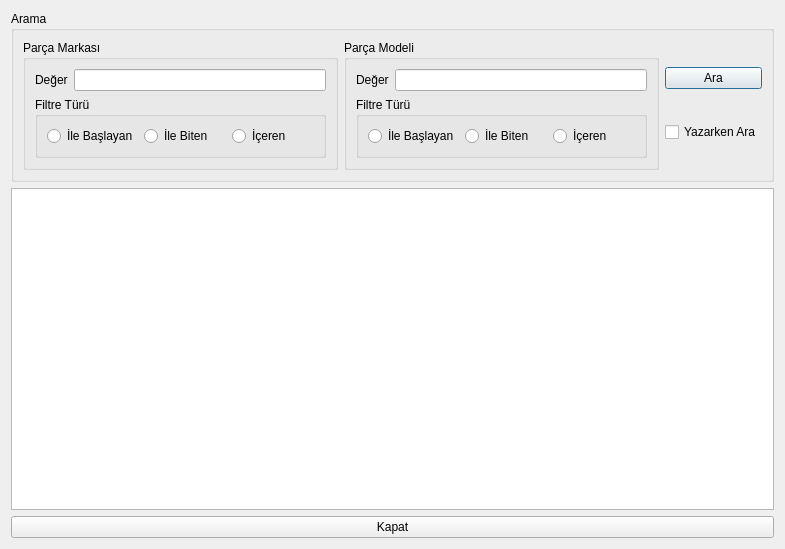
Before: the Qt Designer form Desktop/tekno_market2/TKN_Market/UI/ListeFormlari/tknmonitorliste.ui in asirkacar/okulprojesi, drawn with Qt 5.
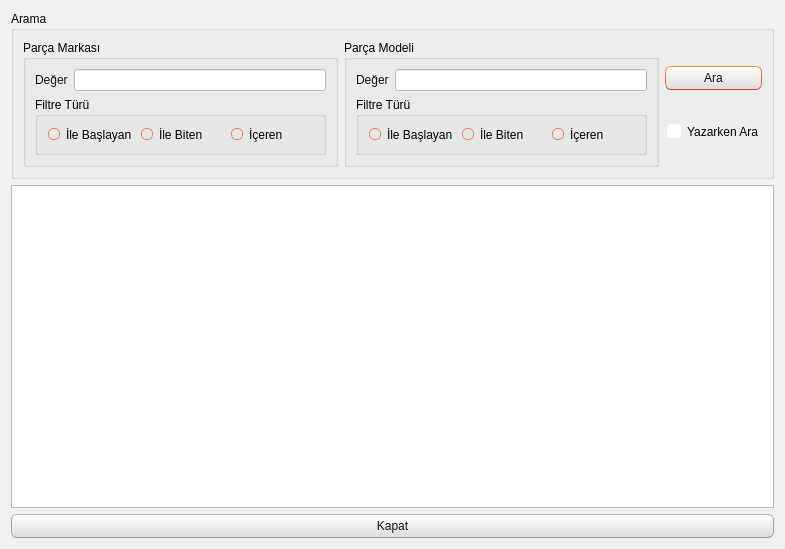
After: the same form once the commit is applied. Icons and pictures are not drawn.

Patch:
```diff
--- a/Desktop/tekno_market2/TKN_Market/UI/ListeFormlari/tknmonitorliste.ui
+++ b/Desktop/tekno_market2/TKN_Market/UI/ListeFormlari/tknmonitorliste.ui
@@ -13,6 +13,503 @@
   <property name="windowTitle">
    <string>Dialog</string>
   </property>
+  <property name="styleSheet">
+   <string notr="true">/*
+Ubuntu Style Sheet for QT Applications
+Author: Jaime A. Quiroga P.
+Company: GTRONICK
+Last updated: 09/10/2019 (dd/mm/yyyy), 12:31.
+Available at: https://github.com/GTRONICK/QSS/blob/master/Ubuntu.qss
+*/
+QMainWindow {
+	background-color:#f0f0f0;
+}
+QCheckBox {
+	padding:2px;
+}
+QCheckBox:hover {
+	border:1px solid rgb(255,150,60);
+	border-radius:4px;
+	padding: 1px;
+	background-color:qlineargradient(spread:pad, x1:0.5, y1:1, x2:0.5, y2:0, stop:0 rgba(190, 90, 50, 50), stop:1 rgba(250, 130, 40, 50));
+}
+QCheckBox::indicator:checked {
+	border:1px solid rgb(246, 134, 86);
+	border-radius:4px;
+  	background-color:rgb(246, 134, 86)
+}
+QCheckBox::indicator:unchecked {
+	border-width:1px solid rgb(246, 134, 86);
+	border-radius:4px;
+  	background-color:rgb(255,255,255);
+}
+QColorDialog {
+	background-color:#f0f0f0;
+}
+QComboBox {
+	color:rgb(81,72,65);
+	background: #ffffff;
+}
+QComboBox:editable {
+	selection-color:rgb(81,72,65);
+	selection-background-color: #ffffff;
+}
+QComboBox QAbstractItemView {
+	selection-color: #ffffff;
+	selection-background-color: rgb(246, 134, 86);
+}
+QComboBox:!editable:on, QComboBox::drop-down:editable:on {
+	color:  #1e1d23;	
+}
+QDateTimeEdit, QDateEdit, QDoubleSpinBox, QFontComboBox {
+	color:rgb(81,72,65);
+	background-color: #ffffff;
+}
+
+QDialog {
+	background-color:#f0f0f0;
+}
+
+QLabel,QLineEdit {
+	color:rgb(17,17,17);
+}
+QLineEdit {
+	background-color:rgb(255,255,255);
+	selection-background-color:rgb(236,116,64);
+}
+QMenuBar {
+	color:rgb(223,219,210);
+	background-color:rgb(65,64,59);
+}
+QMenuBar::item {
+	padding-top:4px;
+	padding-left:4px;
+	padding-right:4px;
+	color:rgb(223,219,210);
+	background-color:rgb(65,64,59);
+}
+QMenuBar::item:selected {
+	color:rgb(255,255,255);
+	padding-top:2px;
+	padding-left:2px;
+	padding-right:2px;
+	border-top-width:2px;
+	border-left-width:2px;
+	border-right-width:2px;
+	border-top-right-radius:4px;
+	border-top-left-radius:4px;
+	border-style:solid;
+	background-color:rgb(65,64,59);
+	border-top-color: rgb(47,47,44);
+	border-right-color: qlineargradient(spread:pad, x1:0, y1:1, x2:1, y2:0, stop:0 rgba(90, 87, 78, 255), stop:1 rgba(47,47,44, 255));
+	border-left-color:  qlineargradient(spread:pad, x1:1, y1:0, x2:0, y2:0, stop:0 rgba(90, 87, 78, 255), stop:1 rgba(47,47,44, 255));
+}
+QMenu {
+	color:rgb(223,219,210);
+	background-color:rgb(65,64,59);
+}
+QMenu::item {
+	color:rgb(223,219,210);
+	padding:4px 10px 4px 20px;
+}
+QMenu::item:selected {
+	color:rgb(255,255,255);
+	background-color: qlineargradient(spread:pad, x1:0.5, y1:1, x2:0.5, y2:0, stop:0 rgba(225, 108, 54, 255), stop:1 rgba(246, 134, 86, 255));
+	border-style:solid;
+	border-width:3px;
+	padding:4px 7px 4px 17px;
+	border-bottom-color:qlineargradient(spread:pad, x1:0.5, y1:1, x2:0.5, y2:0, stop:0 rgba(175,85,48,255), stop:1 rgba(236,114,67, 255));
+	border-top-color:qlineargradient(spread:pad, x1:0.5, y1:1, x2:0.5, y2:0, stop:0 rgba(253,156,113,255), stop:1 rgba(205,90,46, 255));
+	border-right-color:qlineargradient(spread:pad, x1:0, y1:0.5, x2:1, y2:0.5, stop:0 rgba(253,156,113,255), stop:1 rgba(205,90,46, 255));
+	border-left-color:qlineargradient(spread:pad, x1:1, y1:0.5, x2:0, y2:0.5, stop:0 rgba(253,156,113,255), stop:1 rgba(205,90,46, 255));
+}
+QPlainTextEdit {
+	border-width: 1px solid transparent;
+	color:rgb(17,17,17);
+	selection-background-color:rgb(236,116,64);
+}
+QProgressBar {
+	text-align: center;
+	color: rgb(0, 0, 0);
+	border: 1px inset rgb(150,150,150); 
+	border-radius: 10px;
+	background-color:rgb(221,221,219);
+}
+QProgressBar::chunk:horizontal {
+	background-color: qlineargradient(spread:pad, x1:0.5, y1:1, x2:0.5, y2:0, stop:0 rgba(225, 108, 54, 255), stop:1 rgba(246, 134, 86, 255));
+	border:1px solid;
+	border-radius:8px;
+	border-bottom-color:qlineargradient(spread:pad, x1:0.5, y1:1, x2:0.5, y2:0, stop:0 rgba(175,85,48,255), stop:1 rgba(236,114,67, 255));
+	border-top-color:qlineargradient(spread:pad, x1:0.5, y1:1, x2:0.5, y2:0, stop:0 rgba(253,156,113,255), stop:1 rgba(205,90,46, 255));
+	border-right-color:qlineargradient(spread:pad, x1:0, y1:0.5, x2:1, y2:0.5, stop:0 rgba(253,156,113,255), stop:1 rgba(205,90,46, 255));
+	border-left-color:qlineargradient(spread:pad, x1:1, y1:0.5, x2:0, y2:0.5, stop:0 rgba(253,156,113,255), stop:1 rgba(205,90,46, 255));
+}
+QPushButton{
+	color:rgb(17,17,17);
+	border-width: 1px;
+	border-radius: 6px;
+	border-bottom-color: rgb(150,150,150);
+	border-right-color: rgb(165,165,165);
+	border-left-color: rgb(165,165,165);
+	border-top-color: rgb(180,180,180);
+	border-style: solid;
+	padding: 4px;
+	background-color: qlineargradient(spread:pad, x1:0.5, y1:1, x2:0.5, y2:0, stop:0 rgba(220, 220, 220, 255), stop:1 rgba(255, 255, 255, 255));
+}
+QPushButton:hover{
+	color:rgb(17,17,17);
+	border-width: 1px;
+	border-radius:6px;
+	border-top-color: rgb(255,150,60);
+	border-right-color: qlineargradient(spread:pad, x1:0, y1:1, x2:1, y2:0, stop:0 rgba(200, 70, 20, 255), stop:1 rgba(255,150,60, 255));
+	border-left-color:  qlineargradient(spread:pad, x1:1, y1:0, x2:0, y2:0, stop:0 rgba(200, 70, 20, 255), stop:1 rgba(255,150,60, 255));
+	border-bottom-color: rgb(200,70,20);
+	border-style: solid;
+	padding: 2px;
+	background-color: qlineargradient(spread:pad, x1:0.5, y1:1, x2:0.5, y2:0, stop:0 rgba(220, 220, 220, 255), stop:1 rgba(255, 255, 255, 255));
+}
+QPushButton:default{
+	color:rgb(17,17,17);
+	border-width: 1px;
+	border-radius:6px;
+	border-top-color: rgb(255,150,60);
+	border-right-color: qlineargradient(spread:pad, x1:0, y1:1, x2:1, y2:0, stop:0 rgba(200, 70, 20, 255), stop:1 rgba(255,150,60, 255));
+	border-left-color:  qlineargradient(spread:pad, x1:1, y1:0, x2:0, y2:0, stop:0 rgba(200, 70, 20, 255), stop:1 rgba(255,150,60, 255));
+	border-bottom-color: rgb(200,70,20);
+	border-style: solid;
+	padding: 2px;
+	background-color: qlineargradient(spread:pad, x1:0.5, y1:1, x2:0.5, y2:0, stop:0 rgba(220, 220, 220, 255), stop:1 rgba(255, 255, 255, 255));
+}
+QPushButton:pressed{
+	color:rgb(17,17,17);
+	border-width: 1px;
+	border-radius: 6px;
+	border-width: 1px;
+	border-top-color: rgba(255,150,60,200);
+	border-right-color: qlineargradient(spread:pad, x1:0, y1:1, x2:1, y2:0, stop:0 rgba(200, 70, 20, 255), stop:1 rgba(255,150,60, 200));
+	border-left-color:  qlineargradient(spread:pad, x1:1, y1:0, x2:0, y2:0, stop:0 rgba(200, 70, 20, 255), stop:1 rgba(255,150,60, 200));
+	border-bottom-color: rgba(200,70,20,200);
+	border-style: solid;
+	padding: 2px;
+	background-color: qlineargradient(spread:pad, x1:0.5, y1:0, x2:0.5, y2:1, stop:0 rgba(220, 220, 220, 255), stop:1 rgba(255, 255, 255, 255));
+}
+QPushButton:disabled{
+	color:rgb(174,167,159);
+	border-width: 1px;
+	border-radius: 6px;
+	background-color: qlineargradient(spread:pad, x1:0.5, y1:1, x2:0.5, y2:0, stop:0 rgba(200, 200, 200, 255), stop:1 rgba(230, 230, 230, 255));
+}
+QRadioButton {
+	padding: 1px;
+}
+QRadioButton::indicator:checked {
+	height: 10px;
+	width: 10px;
+	border-style:solid;
+	border-radius:5px;
+	border-width: 1px;
+	border-color: rgba(246, 134, 86, 255);
+	color: #a9b7c6;
+	background-color:rgba(246, 134, 86, 255);
+}
+QRadioButton::indicator:!checked {
+	height: 10px;
+	width: 10px;
+	border-style:solid;
+	border-radius:5px;
+	border-width: 1px;
+	border-color: rgb(246, 134, 86);
+	color: #a9b7c6;
+	background-color: transparent;
+}
+QScrollArea {
+	color: white;
+	background-color:#f0f0f0;
+}
+QSlider::groove {
+	border-style: solid;
+	border-width: 1px;
+	border-color: rgb(207,207,207);
+}
+QSlider::groove:horizontal {
+	height: 5px;
+	background: rgb(246, 134, 86);
+}
+QSlider::groove:vertical {
+	width: 5px;
+	background: rgb(246, 134, 86);
+}
+QSlider::handle:horizontal {
+	background: rgb(253,253,253);
+	border-style: solid;
+	border-width: 1px;
+	border-color: rgb(207,207,207);
+	width: 12px;
+	margin: -5px 0;
+	border-radius: 7px;
+}
+QSlider::handle:vertical {
+	background: rgb(253,253,253);
+	border-style: solid;
+	border-width: 1px;
+	border-color: rgb(207,207,207);
+	height: 12px;
+	margin: 0 -5px;
+	border-radius: 7px;
+}
+QSlider::add-page:horizontal, QSlider::add-page:vertical {
+ 	background: white;
+}
+QSlider::sub-page:horizontal, QSlider::sub-page:vertical {
+	background: rgb(246, 134, 86);
+}
+QStatusBar, QSpinBox {
+	color:rgb(81,72,65);
+}
+QSpinBox {
+	background-color: #ffffff;
+}
+QScrollBar:horizontal {
+	max-height: 20px;
+	border: 1px transparent;
+	margin: 0px 20px 0px 20px;
+}
+QScrollBar::handle:horizontal {
+	background: rgb(253,253,253);
+	border: 1px solid rgb(207,207,207);
+	border-radius: 7px;
+	min-width: 25px;
+}
+QScrollBar::handle:horizontal:hover {
+	background: rgb(253,253,253);
+	border: 1px solid rgb(255,150,60);
+	border-radius: 7px;
+	min-width: 25px;
+}
+QScrollBar::add-line:horizontal {
+  	border: 1px solid rgb(207,207,207);
+  	border-top-right-radius: 7px;
+  	border-top-left-radius: 7px;
+  	border-bottom-right-radius: 7px;
+  	background: rgb(255, 255, 255);
+  	width: 20px;
+  	subcontrol-position: right;
+  	subcontrol-origin: margin;
+}
+QScrollBar::add-line:horizontal:hover {
+  	border: 1px solid rgb(255,150,60);
+  	border-top-right-radius: 7px;
+  	border-top-left-radius: 7px;
+  	border-bottom-right-radius: 7px;
+  	background: rgb(255, 255, 255);
+  	width: 20px;
+  	subcontrol-position: right;
+  	subcontrol-origin: margin;
+}
+QScrollBar::add-line:horizontal:pressed {
+  	border: 1px solid grey;
+  	border-top-left-radius: 7px;
+  	border-top-right-radius: 7px;
+  	border-bottom-right-radius: 7px;
+  	background: rgb(231,231,231);
+  	width: 20px;
+  	subcontrol-position: right;
+  	subcontrol-origin: margin;
+}
+QScrollBar::sub-line:horizontal {
+  	border: 1px solid rgb(207,207,207);
+  	border-top-right-radius: 7px;
+  	border-top-left-radius: 7px;
+  	border-bottom-left-radius: 7px;
+  	background: rgb(255, 255, 255);
+  	width: 20px;
+  	subcontrol-position: left;
+  	subcontrol-origin: margin;
+}
+QScrollBar::sub-line:horizontal:hover {
+  	border: 1px solid rgb(255,150,60);
+  	border-top-right-radius: 7px;
+  	border-top-left-radius: 7px;
+  	border-bottom-left-radius: 7px;
+  	background: rgb(255, 255, 255);
+  	width: 20px;
+  	subcontrol-position: left;
+  	subcontrol-origin: margin;
+}
+QScrollBar::sub-line:horizontal:pressed {
+  	border: 1px solid grey;
+  	border-top-right-radius: 7px;
+  	border-top-left-radius: 7px;
+  	border-bottom-left-radius: 7px;
+  	background: rgb(231,231,231);
+  	width: 20px;
+  	subcontrol-position: left;
+  	subcontrol-origin: margin;
+}
+QScrollBar::left-arrow:horizontal {
+  	border: 1px transparent grey;
+  	border-top-left-radius: 3px;
+  	border-bottom-left-radius: 3px;
+  	width: 6px;
+  	height: 6px;
+  	background: rgb(230,230,230);
+}
+QScrollBar::right-arrow:horizontal {
+	border: 1px transparent grey;
+	border-top-right-radius: 3px;
+	border-bottom-right-radius: 3px;
+  	width: 6px;
+  	height: 6px;
+ 	background: rgb(230,230,230);
+}
+QScrollBar::add-page:horizontal, QScrollBar::sub-page:horizontal {
+ 	background: none;
+} 
+QScrollBar:vertical {
+	max-width: 20px;
+	border: 1px transparent grey;
+	margin: 20px 0px 20px 0px;
+}
+QScrollBar::add-line:vertical {
+	border: 1px solid;
+	border-color: rgb(207,207,207);
+	border-bottom-right-radius: 7px;
+	border-bottom-left-radius: 7px;
+	border-top-left-radius: 7px;
+	background: rgb(255, 255, 255);
+  	height: 20px;
+  	subcontrol-position: bottom;
+  	subcontrol-origin: margin;
+}
+QScrollBar::add-line:vertical:hover {
+  	border: 1px solid;
+  	border-color: rgb(255,150,60);
+  	border-bottom-right-radius: 7px;
+  	border-bottom-left-radius: 7px;
+  	border-top-left-radius: 7px;
+  	background: rgb(255, 255, 255);
+  	height: 20px;
+  	subcontrol-position: bottom;
+  	subcontrol-origin: margin;
+}
+QScrollBar::add-line:vertical:pressed {
+  	border: 1px solid grey;
+  	border-bottom-left-radius: 7px;
+  	border-bottom-right-radius: 7px;
+  	border-top-left-radius: 7px;
+  	background: rgb(231,231,231);
+  	height: 20px;
+  	subcontrol-position: bottom;
+  	subcontrol-origin: margin;
+}
+QScrollBar::sub-line:vertical {
+  	border: 1px solid rgb(207,207,207);
+  	border-top-right-radius: 7px;
+  	border-top-left-radius: 7px;
+  	border-bottom-left-radius: 7px;
+  	background: rgb(255, 255, 255);
+  	height: 20px;
+  	subcontrol-position: top;
+  	subcontrol-origin: margin;
+}
+QScrollBar::sub-line:vertical:hover {
+  	border: 1px solid rgb(255,150,60);
+  	border-top-right-radius: 7px;
+  	border-top-left-radius: 7px;
+  	border-bottom-left-radius: 7px;
+	background: rgb(255, 255, 255);
+  	height: 20px;
+  	subcontrol-position: top;
+  	subcontrol-origin: margin;
+}
+QScrollBar::sub-line:vertical:pressed {
+  	border: 1px solid grey;
+  	border-top-left-radius: 7px;
+  	border-top-right-radius: 7px;
+  	background: rgb(231,231,231);
+ 	height: 20px;
+  	subcontrol-position: top;
+  	subcontrol-origin: margin;
+}
+QScrollBar::handle:vertical {
+	background: rgb(253,253,253);
+	border: 1px solid rgb(207,207,207);
+	border-radius: 7px;
+	min-height: 25px;
+}
+QScrollBar::handle:vertical:hover {
+	background: rgb(253,253,253);
+	border: 1px solid rgb(255,150,60);
+	border-radius: 7px;
+	min-height: 25px;
+}
+QScrollBar::up-arrow:vertical {
+	border: 1px transparent grey;
+  	border-top-left-radius: 3px;
+	border-top-right-radius: 3px;
+  	width: 6px;
+  	height: 6px;
+  	background: rgb(230,230,230);
+}
+QScrollBar::down-arrow:vertical {
+  	border: 1px transparent grey;
+  	border-bottom-left-radius: 3px;
+  	border-bottom-right-radius: 3px;
+  	width: 6px;
+  	height: 6px;
+  	background: rgb(230,230,230);
+}
+QScrollBar::add-page:vertical, QScrollBar::sub-page:vertical {
+  	background: none;
+}
+QTabWidget {
+	color:rgb(0,0,0);
+	background-color:rgb(247,246,246);
+}
+QTabWidget::pane {
+	border-color: rgb(180,180,180);
+	background-color:rgb(247,246,246);
+	border-style: solid;
+	border-width: 1px;
+  	border-radius: 6px;
+}
+QTabBar::tab {
+	padding-left:4px;
+	padding-right:4px;
+	padding-bottom:2px;
+	padding-top:2px;
+	color:rgb(81,72,65);
+  	background-color: qlineargradient(spread:pad, x1:0.5, y1:1, x2:0.5, y2:0, stop:0 rgba(221,218,217,255), stop:1 rgba(240,239,238,255));
+	border-style: solid;
+	border-width: 1px;
+  	border-top-right-radius:4px;
+	border-top-left-radius:4px;
+	border-top-color: rgb(180,180,180);
+	border-left-color: rgb(180,180,180);
+	border-right-color: rgb(180,180,180);
+	border-bottom-color: transparent;
+}
+QTabBar::tab:selected, QTabBar::tab:last:selected, QTabBar::tab:hover {
+  	background-color:rgb(247,246,246);
+  	margin-left: 0px;
+  	margin-right: 1px;
+}
+QTabBar::tab:!selected {
+	margin-top: 1px;
+	margin-right: 1px;
+}
+QTextEdit {
+	border-width: 1px;
+	border-style: solid;
+	border-color:transparent;
+	color:rgb(17,17,17);
+	selection-background-color:rgb(236,116,64);
+}
+QTimeEdit, QToolBox, QToolBox::tab, QToolBox::tab:selected {
+	color:rgb(81,72,65);
+	background-color: #ffffff;
+}</string>
+  </property>
   <layout class="QVBoxLayout" name="verticalLayout_4">
    <item>
     <widget class="QGroupBox" name="groupBox">
```
Left out of the diff: 12 changed lines with no effect on the pictures.
